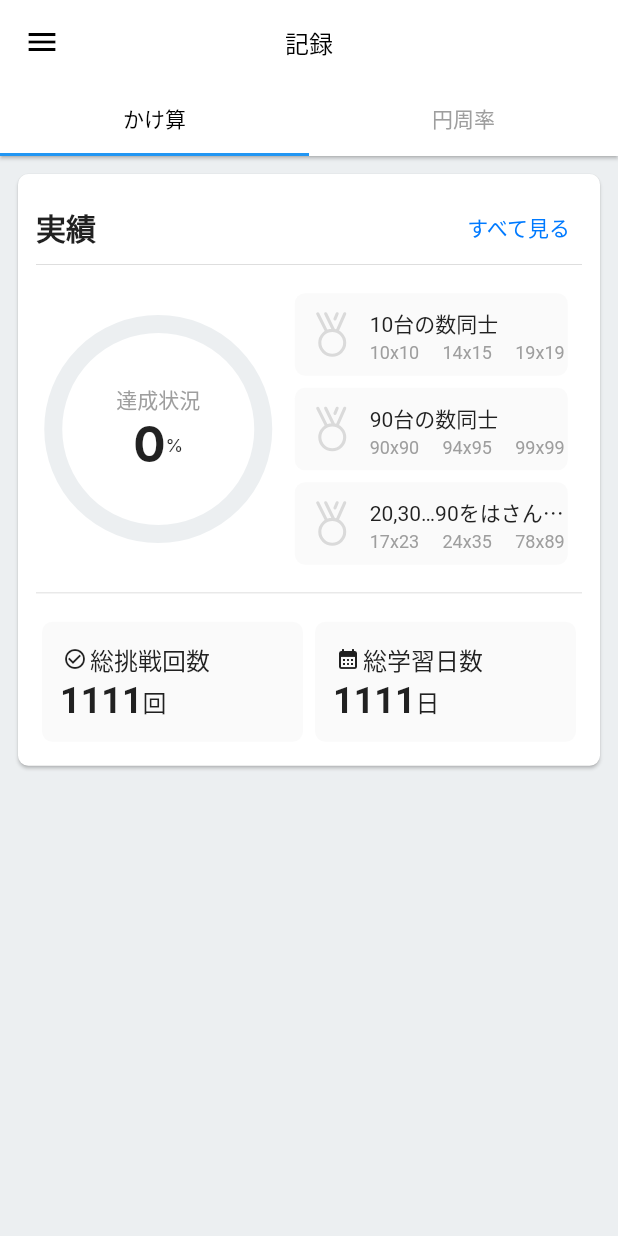
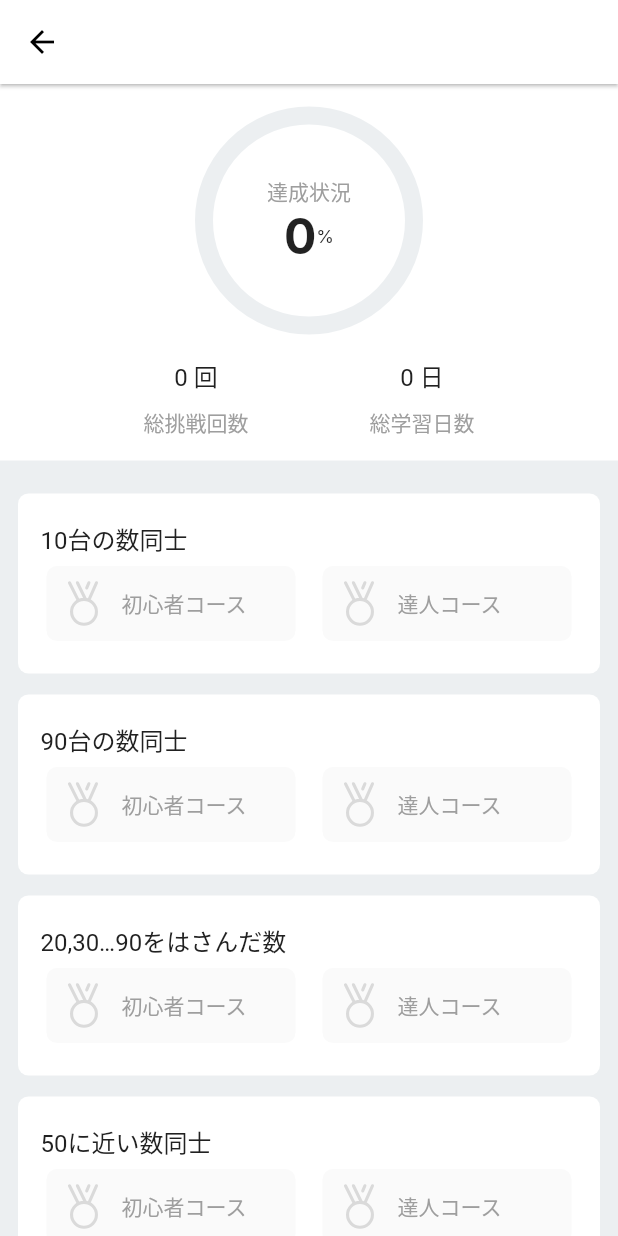
Before and after one commit to matsumo-and/Flutter_Pi_Memorization, a Flutter app: the ProgressRecord screen opened directly, after a tap on "すべて見る", on a phone screen of 412 x 824 dp. Run offline on Flutter 3.47's test engine with Material 2 defaults, Android fonts, the phone set to English and light mode, and no system bars; drawn by our look-alikes of percent_indicator; our stand-ins replace flutter_riverpod, flutter_svg, freezed_annotation, google_fonts, hive, hive_flutter; accounts and stored records are empty.

Commit message:
[feat]記録画面の実績詳細を実装した

```diff
--- /dev/null
+++ b/lib/view/progress_record/multiplication/multiplication_detail_records.dart
@@ -0,0 +1,191 @@
+import 'package:flutter/material.dart';
+import 'package:flutter_pi_memorization/controller/multiplication_record.dart';
+import 'package:flutter_riverpod/flutter_riverpod.dart';
+
+import '../../../controller/multiplication_store.dart';
+import '../../../model/multiplication/calculation_mode.dart';
+import '../../../model/multiplication/course.dart';
+import '../../../model/multiplication/multiplication_archivement.dart';
+import 'circle_progress_indicator.dart';
+
+class MultiplicationDetailRecords extends StatelessWidget {
+  const MultiplicationDetailRecords({Key? key}) : super(key: key);
+
+  static final ShapeBorder _cardShape =
+      RoundedRectangleBorder(borderRadius: BorderRadius.circular(7));
+  static const Color _cardColor = Color.fromRGBO(250, 250, 250, 1);
+
+  @override
+  Widget build(BuildContext context) {
+    return Scaffold(
+      appBar: AppBar(),
+      body: SingleChildScrollView(
+        child: Column(
+          children: [
+            Container(
+                padding: const EdgeInsets.all(15),
+                color: Colors.white,
+                width: MediaQuery.of(context).size.width,
+                child: Column(
+                  children: [
+                    const MultiplicationCircularProgress(),
+
+                    //Padding
+                    const SizedBox(height: 15),
+
+                    Consumer(
+                      builder: ((context, ref, _) {
+                        final multiplicationRecodeState =
+                            ref.watch(multiplicationRecodeProvider);
+
+                        final int totalChallenges =
+                            multiplicationRecodeState.fold(
+                                0,
+                                (preValue, record) =>
+                                    preValue + record.totalChallenges);
+
+                        final int totalDates = multiplicationRecodeState.length;
+                        return Row(
+                          mainAxisAlignment: MainAxisAlignment.spaceEvenly,
+                          children: [
+                            Column(
+                              mainAxisAlignment: MainAxisAlignment.center,
+                              children: [
+                                Text('$totalChallenges 回',
+                                    style:
+                                        Theme.of(context).textTheme.headline2),
+                                Text('総挑戦回数',
+                                    style: Theme.of(context).textTheme.caption),
+                              ],
+                            ),
+                            Column(
+                              mainAxisAlignment: MainAxisAlignment.center,
+                              children: [
+                                Text('$totalDates 日',
+                                    style:
+                                        Theme.of(context).textTheme.headline2),
+                                Text('総学習日数',
+                                    style: Theme.of(context).textTheme.caption),
+                              ],
+                            ),
+                          ],
+                        );
+                      }),
+                    )
+                  ],
+                )),
+            const SizedBox(height: 15),
+            for (int index = 0; index < Course.exercise().length; index++)
+              detailCourseCard(
+                  context: context, id: Course.exercise()[index].id),
+          ],
+        ),
+      ),
+    );
+  }
+
+  Widget detailCourseCard({required BuildContext context, required int id}) {
+    const double height = 120;
+    final double width = MediaQuery.of(context).size.width;
+    const double iconSize = 50;
+    const EdgeInsets padding =
+        EdgeInsets.symmetric(horizontal: 12, vertical: 7);
+
+    return Consumer(builder: (context, ref, _) {
+      final Multiplication multiplication = ref
+          .watch(multiplicationProvider)
+          .firstWhere((element) => element.id == id,
+              orElse: () => const Multiplication());
+      return Card(
+        color: Colors.white,
+        shape: _cardShape,
+        margin: padding,
+        elevation: 0,
+        child: Container(
+          padding: const EdgeInsets.all(15),
+          height: height,
+          width: width,
+          child: Column(
+            mainAxisAlignment: MainAxisAlignment.spaceEvenly,
+            children: [
+              Align(
+                alignment: Alignment.centerLeft,
+                child: Text(
+                  Course.find(id).title,
+                  style: Theme.of(context).textTheme.headline2,
+                ),
+              ),
+              Row(mainAxisAlignment: MainAxisAlignment.spaceEvenly, children: [
+                Expanded(
+                  child: Card(
+                    color: _cardColor,
+                    shape: _cardShape,
+                    elevation: 0,
+                    child: SizedBox(
+                        height: 50,
+                        child: Row(
+                          children: [
+                            SizedBox(
+                              height: iconSize,
+                              width: iconSize,
+                              child: multiplication.beginnerDone
+                                  ? CalculationMode.beginner.medal
+                                  : CalculationMode.none.medal,
+                            ),
+                            Text(
+                              '初心者コース',
+                              style: Theme.of(context)
+                                  .textTheme
+                                  .headline2
+                                  ?.copyWith(
+                                    fontSize: 14,
+                                    color: multiplication.beginnerDone
+                                        ? Colors.black
+                                        : Colors.grey,
+                                  ),
+                            ),
+                          ],
+                        )),
+                  ),
+                ),
+                const Padding(padding: EdgeInsets.only(right: 10)),
+                Expanded(
+                  child: Card(
+                    color: _cardColor,
+                    shape: _cardShape,
+                    elevation: 0,
+                    child: SizedBox(
+                        height: 50,
+                        child: Row(
+                          children: [
+                            SizedBox(
+                              height: iconSize,
+                              width: iconSize,
+                              child: multiplication.professionalDone
+                                  ? CalculationMode.professional.medal
+                                  : CalculationMode.none.medal,
+                            ),
+                            Text(
+                              '達人コース',
+                              style: Theme.of(context)
+                                  .textTheme
+                                  .headline2
+                                  ?.copyWith(
+                                    fontSize: 14,
+                                    color: multiplication.professionalDone
+                                        ? Colors.black
+                                        : Colors.grey,
+                                  ),
+                            ),
+                          ],
+                        )),
+                  ),
+                ),
+              ]),
+            ],
+          ),
+        ),
+      );
+    });
+  }
+}
--- a/lib/view/progress_record/multiplication/multiplication_progress.dart
+++ b/lib/view/progress_record/multiplication/multiplication_progress.dart
@@ -1,38 +1,21 @@
 import 'package:flutter/material.dart';
-import 'package:flutter_pi_memorization/view/common_appbar.dart';
-import 'package:flutter_pi_memorization/view/multiplication/multiplication_home.dart';
-import 'package:flutter_pi_memorization/view/multiplication/tappable_card.dart';
+import 'package:flutter_pi_memorization/controller/multiplication_record.dart';
+import 'package:flutter_pi_memorization/view/progress_record/multiplication/multiplication_detail_records.dart';
 import 'package:flutter_riverpod/flutter_riverpod.dart';
 
 import '../../../controller/multiplication_store.dart';
 import '../../../model/multiplication/calculation_mode.dart';
 import '../../../model/multiplication/course.dart';
 import '../../../model/multiplication/multiplication_archivement.dart';
-import '../../multiplication/course_card.dart';
 import 'circle_progress_indicator.dart';
 
-class MultiplicationProgress extends StatefulWidget {
+class MultiplicationProgress extends StatelessWidget {
   const MultiplicationProgress({Key? key}) : super(key: key);
 
-  @override
-  State<MultiplicationProgress> createState() => MultiplicationProgressState();
-}
-
-class MultiplicationProgressState extends State<MultiplicationProgress> {
   static const double _padding = 12;
   static final ShapeBorder _cardShape =
       RoundedRectangleBorder(borderRadius: BorderRadius.circular(7));
   static const Color _cardColor = Color.fromRGBO(250, 250, 250, 1);
-
-  @override
-  void initState() {
-    super.initState();
-  }
-
-  @override
-  void dispose() {
-    super.dispose();
-  }
 
   @override
   Widget build(BuildContext context) {
@@ -62,7 +45,10 @@ class MultiplicationProgressState extends State<MultiplicationProgress> {
                         ),
                         TextButton(
                           onPressed: () {
-                            ///TODO Naviagete to List of archivement
+                            Navigator.of(context, rootNavigator: true).push(
+                                MaterialPageRoute(
+                                    builder: ((context) =>
+                                        const MultiplicationDetailRecords())));
                           },
                           child: const Text(
                             'すべて見る',
@@ -143,13 +129,23 @@ class MultiplicationProgressState extends State<MultiplicationProgress> {
                                       crossAxisAlignment:
                                           CrossAxisAlignment.center,
                                       children: [
-                                        Text(
-                                          '1111',
+                                        Consumer(builder: (context, ref, _) {
+                                          final int totalChallenges = ref
+                                              .watch(
+                                                  multiplicationRecodeProvider)
+                                              .fold(
+                                                  0,
+                                                  (preValue, record) =>
+                                                      preValue +
+                                                      record.totalChallenges);
+                                          return Text(
+                                            '$totalChallenges',
                                             style: Theme.of(context)
                                                 .textTheme
                                                 .headline1
                                                 ?.copyWith(fontSize: 24),
-                                        ),
+                                          );
+                                        }),
                                         Text(
                                           '回',
                                           style: Theme.of(context)
@@ -198,13 +194,19 @@ class MultiplicationProgressState extends State<MultiplicationProgress> {
                                       crossAxisAlignment:
                                           CrossAxisAlignment.center,
                                       children: [
-                                        Text(
-                                          '1111',
+                                        Consumer(builder: (context, ref, _) {
+                                          final totalDates = ref
+                                              .watch(
+                                                  multiplicationRecodeProvider)
+                                              .length;
+                                          return Text(
+                                            '$totalDates',
                                             style: Theme.of(context)
                                                 .textTheme
                                                 .headline1
                                                 ?.copyWith(fontSize: 24),
-                                        ),
+                                          );
+                                        }),
                                         Text(
                                           '日',
                                           style: Theme.of(context)
```
Lines whose indentation alone changed are shown as unchanged.
